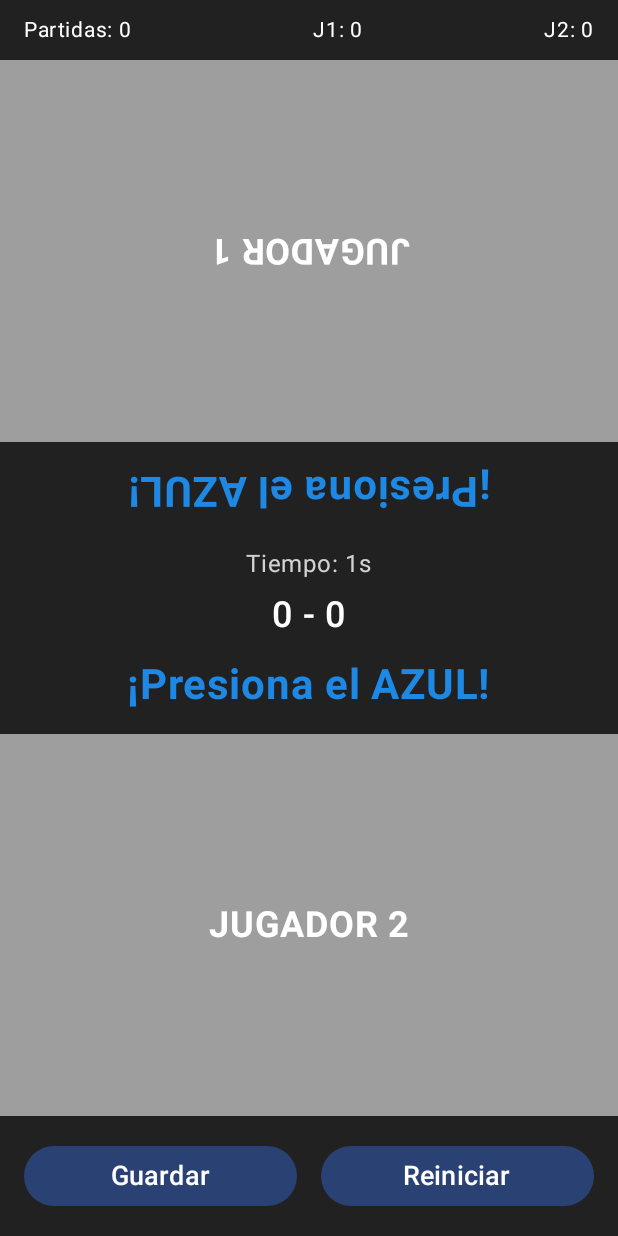
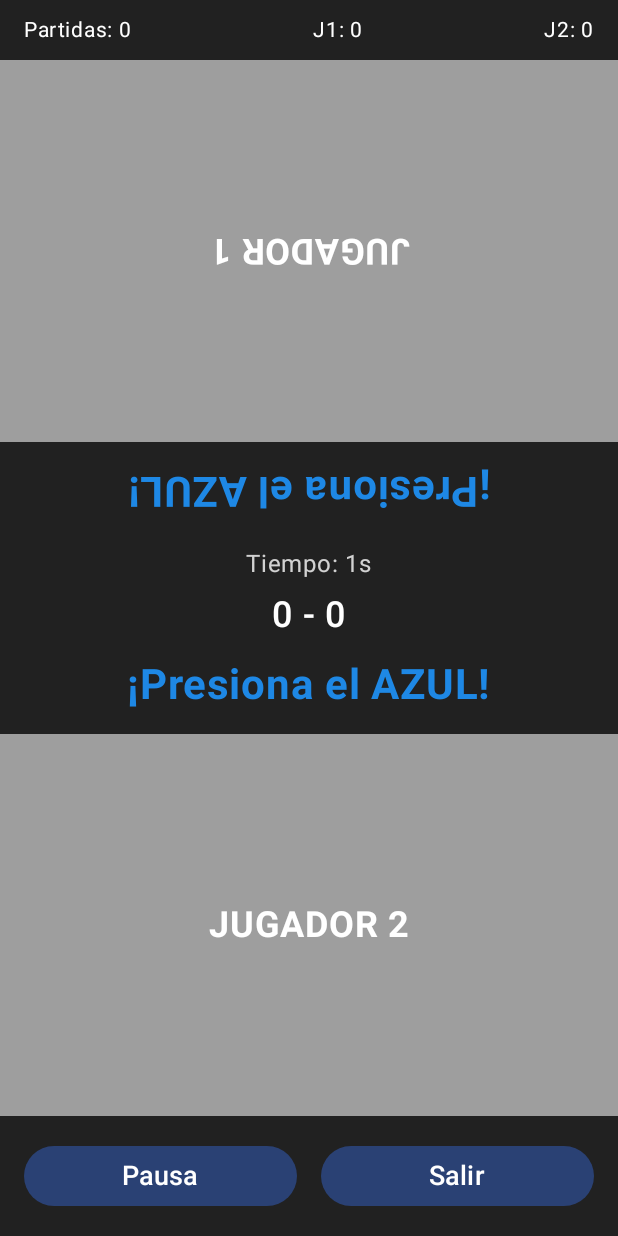
Before and after one commit to leay21/Juego, an Android app built with Jetpack Compose: the screen it shows after launch (MainActivity), after a tap on "Modo Clásico", on a phone screen of 412 x 824 dp. Run offline under Robolectric (Android 15) with nearby library versions, the phone set to English and light mode, and no system bars; our stand-ins replace Room's generated code.

Commit message:
Modificación de pantalla para cada jugador v3

```diff
--- a/app/src/main/java/com/example/juego/GameScreen.kt
+++ b/app/src/main/java/com/example/juego/GameScreen.kt
@@ -38,9 +38,12 @@ import com.example.juego.data.GameStats
 import com.example.juego.data.SaveFormat
 import androidx.compose.foundation.layout.height
 import androidx.compose.ui.graphics.graphicsLayer
+import androidx.navigation.NavController // ¡NUEVO IMPORT!
 
+// ¡MODIFICADO! Añadido NavController
 @Composable
 fun GameScreen(
+    navController: NavController, // ¡NUEVO!
     reflexViewModel: ReflexViewModel,
     settingsViewModel: SettingsViewModel
 ) {
@@ -49,17 +52,17 @@ fun GameScreen(
     val stats by reflexViewModel.stats.collectAsStateWithLifecycle()
     val saveFormat by settingsViewModel.saveFormat.collectAsState()
 
-    // --- 2. Efecto de Pausa ---
+    // --- 2. Efecto de Pausa (se queda igual) ---
     DisposableEffect(key1 = Unit) {
         onDispose {
             reflexViewModel.pauseGame()
         }
     }
 
-    // --- 3. Detectar Orientación ---
+    // --- 3. Detectar Orientación (se queda igual) ---
     val orientation = LocalConfiguration.current.orientation
 
-    // --- 4. Elegir el Layout ---
+    // --- 4. Elegir el Layout (¡MODIFICADO! Pasamos nuevos lambdas) ---
     if (orientation == Configuration.ORIENTATION_LANDSCAPE) {
         GameScreenLandscape(
             uiState = uiState,
@@ -71,7 +74,9 @@ fun GameScreen(
                 val fileName = "partida_${System.currentTimeMillis()}"
                 reflexViewModel.saveCurrentGame(fileName, saveFormat)
             },
-            onResume = { reflexViewModel.resumeGame() }
+            onResume = { reflexViewModel.resumeGame() },
+            onPause = { reflexViewModel.pauseGame() }, // ¡NUEVO!
+            onExit = { navController.popBackStack() }   // ¡NUEVO!
         )
     } else {
         GameScreenPortrait(
@@ -84,12 +89,14 @@ fun GameScreen(
                 val fileName = "partida_${System.currentTimeMillis()}"
                 reflexViewModel.saveCurrentGame(fileName, saveFormat)
             },
-            onResume = { reflexViewModel.resumeGame() }
+            onResume = { reflexViewModel.resumeGame() },
+            onPause = { reflexViewModel.pauseGame() }, // ¡NUEVO!
+            onExit = { navController.popBackStack() }   // ¡NUEVO!
         )
     }
 }
 
-// --- Layout para Modo Vertical (Portrait) ---
+// ¡MODIFICADO! Añadidos onPause y onExit
 @Composable
 private fun GameScreenPortrait(
     uiState: GameUiState,
@@ -98,7 +105,9 @@ private fun GameScreenPortrait(
     onPlayerTap: (Int) -> Unit,
     onReset: () -> Unit,
     onSave: () -> Unit,
-    onResume: () -> Unit
+    onResume: () -> Unit,
+    onPause: () -> Unit, // ¡NUEVO!
+    onExit: () -> Unit   // ¡NUEVO!
 ) {
     Column(
         modifier = Modifier
@@ -107,7 +116,6 @@ private fun GameScreenPortrait(
         horizontalAlignment = Alignment.CenterHorizontally
     ) {
         StatsDisplay(stats = stats)
-        // Área Jugador 1 (Arriba)
         TouchArea(
             player = 1,
             backgroundColor = uiState.roundColor.color,
@@ -117,7 +125,6 @@ private fun GameScreenPortrait(
                 .fillMaxWidth()
         )
         TargetDisplay(state = uiState)
-        // Área Jugador 2 (Abajo)
         TouchArea(
             player = 2,
             backgroundColor = uiState.roundColor.color,
@@ -126,17 +133,20 @@ private fun GameScreenPortrait(
                 .weight(1f)
                 .fillMaxWidth()
         )
+        // Pasamos los nuevos controles
         GameControls(
             state = uiState,
             saveFormat = saveFormat,
             onReset = onReset,
             onSave = onSave,
-            onResume = onResume
+            onResume = onResume,
+            onPause = onPause,
+            onExit = onExit
         )
     }
 }
 
-// --- Layout para Modo Horizontal (Landscape) ---
+// ¡MODIFICADO! Añadidos onPause y onExit
 @Composable
 private fun GameScreenLandscape(
     uiState: GameUiState,
@@ -145,7 +155,9 @@ private fun GameScreenLandscape(
     onPlayerTap: (Int) -> Unit,
     onReset: () -> Unit,
     onSave: () -> Unit,
-    onResume: () -> Unit
+    onResume: () -> Unit,
+    onPause: () -> Unit, // ¡NUEVO!
+    onExit: () -> Unit   // ¡NUEVO!
 ) {
     Row(
         modifier = Modifier
@@ -153,7 +165,6 @@ private fun GameScreenLandscape(
             .background(GrisFondo),
         verticalAlignment = Alignment.CenterVertically
     ) {
-        // Área Jugador 1 (Izquierda)
         TouchArea(
             player = 1,
             backgroundColor = uiState.roundColor.color,
@@ -162,7 +173,6 @@ private fun GameScreenLandscape(
                 .weight(1f)
                 .fillMaxHeight()
         )
-        // Área Central (Columna)
         Column(
             modifier = Modifier
                 .weight(1.5f)
@@ -175,15 +185,17 @@ private fun GameScreenLandscape(
             Spacer(modifier = Modifier.weight(1f))
             TargetDisplay(state = uiState)
             Spacer(modifier = Modifier.weight(1f))
+            // Pasamos los nuevos controles
             GameControls(
                 state = uiState,
                 saveFormat = saveFormat,
                 onReset = onReset,
                 onSave = onSave,
-                onResume = onResume
+                onResume = onResume,
+                onPause = onPause,
+                onExit = onExit
             )
         }
-        // Área Jugador 2 (Derecha)
         TouchArea(
             player = 2,
             backgroundColor = uiState.roundColor.color,
@@ -196,8 +208,7 @@ private fun GameScreenLandscape(
 }
 
 
-// --- COMPOSABLES REUTILIZABLES ---
-
+// ... (StatsDisplay no cambia) ...
 @Composable
 fun StatsDisplay(stats: GameStats) {
     Row(
@@ -224,6 +235,7 @@ fun StatsDisplay(stats: GameStats) {
     }
 }
 
+// ¡MODIFICADO! Se añade la rotación al texto del Jugador 1
 @Composable
 fun TouchArea(
     player: Int,
@@ -248,12 +260,13 @@ fun TouchArea(
             fontSize = 24.sp,
             fontWeight = FontWeight.Bold,
             color = Color.White,
+            // Rota el texto del Jugador 1
             modifier = if (player == 1) Modifier.graphicsLayer(rotationZ = 180f) else Modifier
         )
     }
 }
 
-// --- ¡TargetDisplay CORREGIDO! ---
+// ... (TargetDisplay, TargetMessage, y TimeAndScore no cambian) ...
 @Composable
 fun TargetDisplay(state: GameUiState) {
     AnimatedContent(
@@ -269,7 +282,6 @@ fun TargetDisplay(state: GameUiState) {
             modifier = Modifier.fillMaxWidth()
         ) {
 
-            // --- ¡CORREGIDO! ---
             // 1. Texto para Jugador 1 (Arriba) -> ¡ROTADO!
             TargetMessage(targetState, state, isRotated = true)
 
@@ -280,17 +292,14 @@ fun TargetDisplay(state: GameUiState) {
 
             Spacer(modifier = Modifier.height(16.dp))
 
-            // --- ¡CORREGIDO! ---
             // 3. Texto para Jugador 2 (Abajo) -> ¡NORMAL!
             TargetMessage(targetState, state, isRotated = false)
         }
     }
 }
 
-// Muestra el mensaje de estado (Ganador, Pausa o Color Objetivo)
 @Composable
 private fun TargetMessage(targetState: GamePhase, state: GameUiState, isRotated: Boolean) {
-    // Rota toda la columna 180 grados si es necesario
     Column(
         horizontalAlignment = Alignment.CenterHorizontally,
         modifier = Modifier.graphicsLayer(rotationZ = if (isRotated) 180f else 0f)
@@ -324,7 +333,6 @@ private fun TargetMessage(targetState: GamePhase, state: GameUiState, isRotated:
     }
 }
 
-// Muestra el tiempo y la puntuación (nunca se rota)
 @Composable
 private fun TimeAndScore(state: GameUiState, targetState: GamePhase) {
     Column(horizontalAlignment = Alignment.CenterHorizontally) {
@@ -357,44 +365,84 @@ private fun TimeAndScore(state: GameUiState, targetState: GamePhase) {
 }
 
 
+// --- ¡GameControls TOTALMENTE MODIFICADO! ---
 @Composable
 fun GameControls(
     state: GameUiState,
     saveFormat: SaveFormat,
     onReset: () -> Unit,
     onSave: () -> Unit,
-    onResume: () -> Unit
+    onResume: () -> Unit,
+    onPause: () -> Unit, // ¡NUEVO!
+    onExit: () -> Unit    // ¡NUEVO!
 ) {
-    Row(
+    // Usamos una Columna para poder poner 2 filas de botones si es necesario
+    Column(
         modifier = Modifier
             .fillMaxWidth()
             .padding(16.dp),
-        horizontalArrangement = Arrangement.SpaceEvenly
+        horizontalAlignment = Alignment.CenterHorizontally
     ) {
         when (state.gameState) {
             GamePhase.GAME_OVER -> {
-                Button(onClick = onReset, modifier = Modifier.fillMaxWidth()) {
+                // Fila 1: Nueva Partida y Salir
+                Row(
+                    Modifier.fillMaxWidth(),
+                    horizontalArrangement = Arrangement.SpaceEvenly
+                ) {
+                    Button(onClick = onReset, modifier = Modifier.weight(1f)) {
                         Text(text = "Nueva Partida", fontSize = 18.sp)
+                    }
+                    Spacer(Modifier.width(16.dp))
+                    Button(onClick = onExit, modifier = Modifier.weight(1f)) {
+                        Text(text = "Salir", fontSize = 18.sp)
+                    }
                 }
             }
             GamePhase.PAUSED -> {
+                // Fila 1: Reanudar y Guardar
+                Row(
+                    Modifier.fillMaxWidth(),
+                    horizontalArrangement = Arrangement.SpaceEvenly
+                ) {
                     Button(onClick = onResume, modifier = Modifier.weight(1f)) {
                         Text(text = "Reanudar", fontSize = 18.sp)
                     }
                     Spacer(Modifier.width(16.dp))
+                    Button(onClick = onSave, modifier = Modifier.weight(1f)) {
+                        Text(text = "Guardar", fontSize = 18.sp)
+                    }
+                }
+                Spacer(Modifier.height(8.dp))
+                // Fila 2: Reiniciar y Salir
+                Row(
+                    Modifier.fillMaxWidth(),
+                    horizontalArrangement = Arrangement.SpaceEvenly
+                ) {
                     Button(onClick = onReset, modifier = Modifier.weight(1f)) {
                         Text(text = "Reiniciar", fontSize = 18.sp)
                     }
+                    Spacer(Modifier.width(16.dp))
+                    Button(onClick = onExit, modifier = Modifier.weight(1f)) {
+                        Text(text = "Salir", fontSize = 18.sp)
                     }
-            else -> { // ESPERA, GO, PROCESANDO
-                Button(onClick = onSave, modifier = Modifier.weight(1f)) {
-                    Text(text = "Guardar", fontSize = 18.sp)
+                }
+            }
+            else -> { // ESPERA, GO, PROCESANDO (Jugando)
+                // Fila 1: Pausa y Salir
+                Row(
+                    Modifier.fillMaxWidth(),
+                    horizontalArrangement = Arrangement.SpaceEvenly
+                ) {
+                    Button(onClick = onPause, modifier = Modifier.weight(1f)) {
+                        Text(text = "Pausa", fontSize = 18.sp)
                     }
                     Spacer(modifier = Modifier.width(16.dp))
-                Button(onClick = onReset, modifier = Modifier.weight(1f)) {
-                    Text(text = "Reiniciar", fontSize = 18.sp)
+                    Button(onClick = onExit, modifier = Modifier.weight(1f)) {
+                        Text(text = "Salir", fontSize = 18.sp)
                     }
                 }
             }
         }
     }
+}
--- a/app/src/main/java/com/example/juego/MainActivity.kt
+++ b/app/src/main/java/com/example/juego/MainActivity.kt
@@ -69,14 +69,17 @@ class MainActivity : ComponentActivity() {
                                 )
                             }
 
+                            // --- ¡MODIFICACIÓN AQUÍ! ---
                             // Ruta 2: Pantalla del Juego (Game)
                             composable(Screen.Game.route) {
-                                // ¡MODIFICADO! Pasamos ambos ViewModels
+                                // ¡MODIFICADO! Pasamos ambos ViewModels Y el NavController
                                 GameScreen(
+                                    navController = navController, // <-- AÑADIDO
                                     reflexViewModel = reflexViewModel,
                                     settingsViewModel = settingsViewModel
                                 )
                             }
+                            // --- FIN DE LA MODIFICACIÓN ---
 
                             // Ruta 3: Ajustes
                             composable(Screen.Settings.route) {
@@ -90,7 +93,7 @@ class MainActivity : ComponentActivity() {
                         }
                     }
                 }
-                }
+            }
         }
     }
 }
```
Lines whose indentation alone changed are shown as unchanged.
